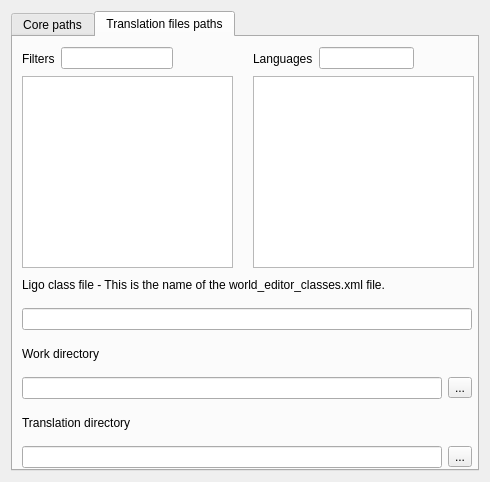
This is code/nel/tools/3d/object_viewer_qt/src/plugins/translation_manager/translation_manager_settings_page.ui in ryzom/ryzomcore as Qt 5 draws it before an edit. The edited form follows.
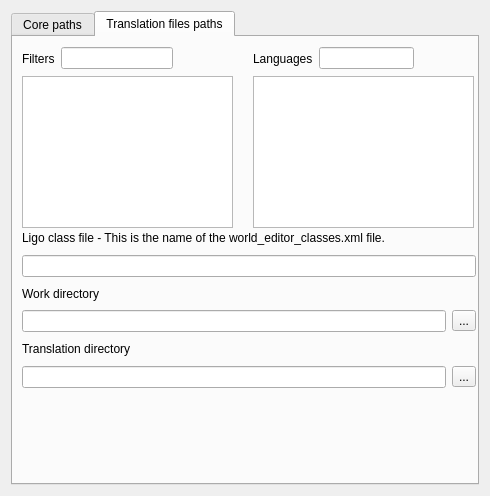
This is the edited form. Icons and pictures are not drawn.

Patch:
```diff
--- a/code/nel/tools/3d/object_viewer_qt/src/plugins/translation_manager/translation_manager_settings_page.ui
+++ b/code/nel/tools/3d/object_viewer_qt/src/plugins/translation_manager/translation_manager_settings_page.ui
@@ -7,7 +7,7 @@
     <x>0</x>
     <y>0</y>
     <width>490</width>
-    <height>482</height>
+    <height>496</height>
    </rect>
   </property>
   <property name="windowTitle">
@@ -214,9 +214,9 @@
        <property name="geometry">
         <rect>
          <x>9</x>
-         <y>230</y>
-         <width>450</width>
-         <height>201</height>
+         <y>190</y>
+         <width>454</width>
+         <height>161</height>
         </rect>
        </property>
        <layout class="QVBoxLayout" name="verticalLayout_5">
@@ -280,7 +280,7 @@
          <x>9</x>
          <y>10</y>
          <width>211</width>
-         <height>221</height>
+         <height>181</height>
         </rect>
        </property>
        <layout class="QGridLayout" name="gridLayout">
@@ -333,7 +333,7 @@
          <x>240</x>
          <y>10</y>
          <width>221</width>
-         <height>221</height>
+         <height>181</height>
         </rect>
        </property>
        <layout class="QGridLayout" name="gridLayout_2">
```
